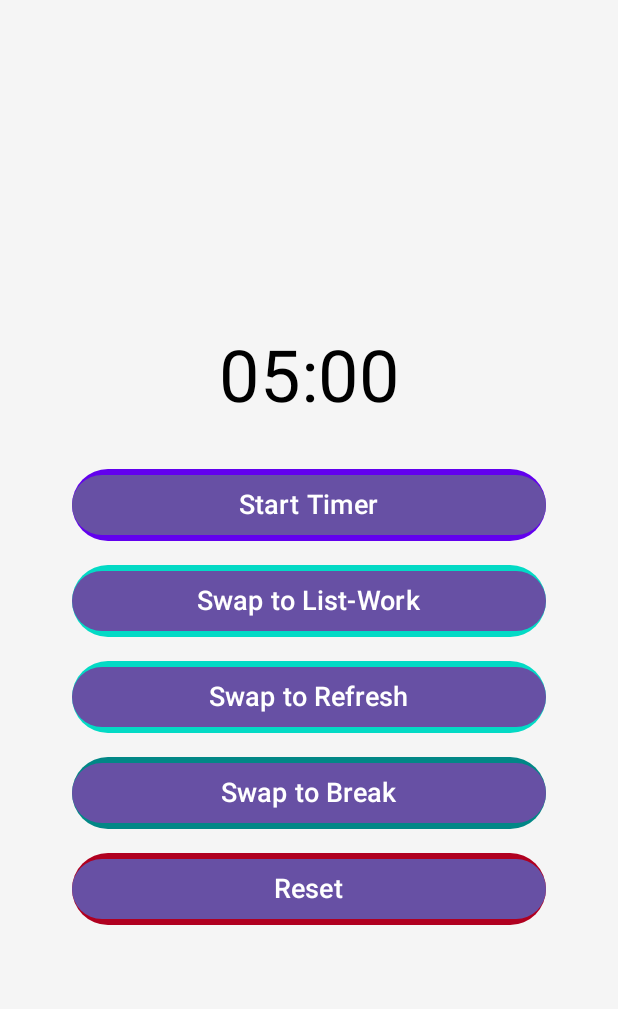
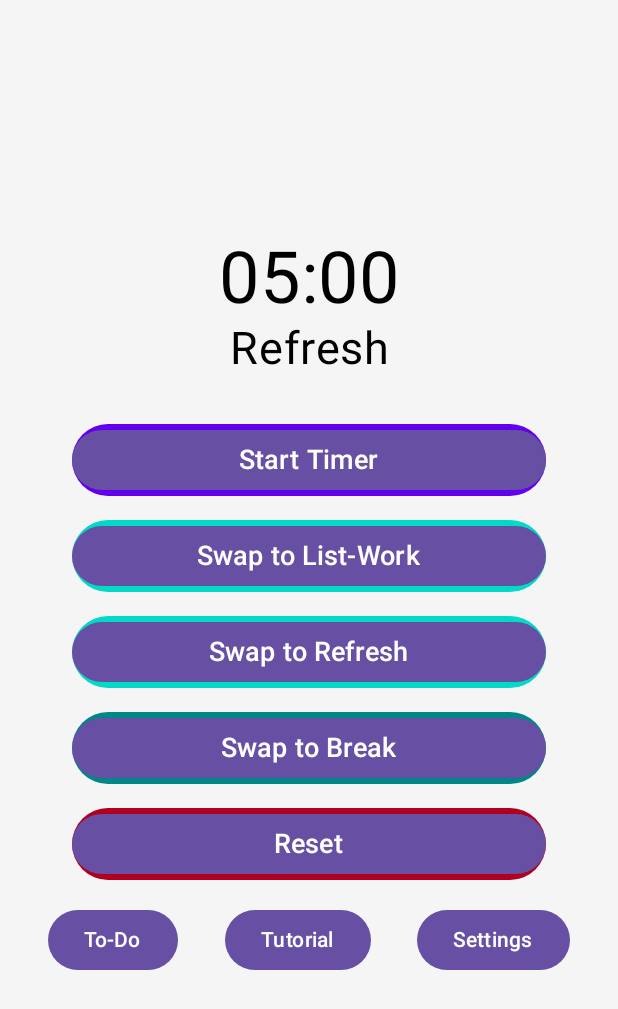
Before and after one commit to Achixadist/PDoroTimer, an Android app built with Jetpack Compose: the screen it shows after launch (MainActivity), after a tap on "Swap to Refresh", on a phone screen of 412 x 824 dp. Shown: the top 1009 px of the screen. Run offline under Robolectric (Android 15) with nearby library versions, the phone set to English and light mode, and no system bars; our stand-ins replace Room's generated code; 3 other taps on this screen came first.

Commit message:
Navigation added

```diff
--- a/app/build.gradle.kts
+++ b/app/build.gradle.kts
@@ -92,4 +92,6 @@ dependencies {
     // Debugging tools
     debugImplementation("androidx.compose.ui:ui-tooling")
     debugImplementation("androidx.compose.ui:ui-test-manifest")
+
+    implementation("androidx.navigation:navigation-compose:2.5.3")
 }
--- a/app/src/main/AndroidManifest.xml
+++ b/app/src/main/AndroidManifest.xml
@@ -1,6 +1,8 @@
 <?xml version="1.0" encoding="utf-8"?>
 <manifest xmlns:android="http://schemas.android.com/apk/res/android"
     xmlns:tools="http://schemas.android.com/tools">
+
+    <uses-permission android:name="android.permission.FOREGROUND_SERVICE" />
 
     <application
         android:allowBackup="true"
@@ -23,6 +25,8 @@
                 <category android:name="android.intent.category.LAUNCHER" />
             </intent-filter>
         </activity>
+
+        <service android:name=".timer.TimerService" />
     </application>
 
 </manifest>
--- a/app/src/main/java/com/example/timer2/MainActivity.kt
+++ b/app/src/main/java/com/example/timer2/MainActivity.kt
@@ -3,6 +3,7 @@ package com.example.timer2
 import android.os.Bundle
 import androidx.activity.ComponentActivity
 import androidx.activity.compose.setContent
+import com.example.timer2.ui.theme.Navigation
 import com.example.timer2.ui.theme.PomodoroTimerScreen
 import com.example.timer2.ui.theme.PomodoroTimerAppTheme
 
@@ -11,8 +12,20 @@ class MainActivity : ComponentActivity() {
         super.onCreate(savedInstanceState)
         setContent {
             PomodoroTimerAppTheme {
-                PomodoroTimerScreen()
+                Navigation()
             }
         }
     }
+
+    override fun onResume(){
+        super.onResume() }
+    override fun onPause(){
+        super.onPause() }
+    override fun onStop(){
+        super.onStop() }
+    override fun onDestroy(){
+        super.onDestroy() }
+    override fun onRestart(){
+        super.onRestart()
+    }
 }
--- a/app/src/main/java/com/example/timer2/timer/SetTimer.kt
+++ b/app/src/main/java/com/example/timer2/timer/AppTimer.kt
@@ -7,5 +7,6 @@ enum class TimerType{
     BREAK
 }
 
-class SetTimer (val duration: Long, val timerType: TimerType) {
+class SetTimer (val duration: Long, val timerType: TimerType, val timerName: String) {
+
 }
--- /dev/null
+++ b/app/src/main/java/com/example/timer2/timer/TimerService.kt
@@ -0,0 +1,4 @@
+package com.example.timer2.timer
+
+class TimerService {
+}
--- a/app/src/main/java/com/example/timer2/timer/TimerSettings.kt
+++ b/app/src/main/java/com/example/timer2/timer/TimerSettings.kt
@@ -2,7 +2,7 @@ package com.example.timer2.timer
 
 data class TimerSettings(
     val defaultTimer: Long = 25 * 60 * 1000, // 25 min
-    val currentTimer: Long =  60 * 1000, // * -> check DAO
+    val currentTimer: Long =  2 * 1000, // * -> check DAO
     val refreshTimer: Long = 5 * 60 * 1000, // 5 min
     val breakTimer: Long = 15 * 60 * 1000 // 5 min
 )
--- a/app/src/main/java/com/example/timer2/timer/TimerViewModel.kt
+++ b/app/src/main/java/com/example/timer2/timer/TimerViewModel.kt
@@ -1,9 +1,11 @@
 package com.example.timer2.timer
 
 import android.app.Application
+import android.util.Log
 import androidx.lifecycle.AndroidViewModel
 import androidx.lifecycle.viewModelScope
 import com.example.timer2.data.*
+import kotlinx.coroutines.Job
 import kotlinx.coroutines.delay
 import kotlinx.coroutines.flow.MutableStateFlow
 import kotlinx.coroutines.flow.StateFlow
@@ -25,6 +27,14 @@ class TimerViewModel(application: Application) : AndroidViewModel(application) {
     private val _isRunning = MutableStateFlow(false)
     val isRunning: StateFlow<Boolean> = _isRunning
 
+    private val _currentTimerType = MutableStateFlow(TimerType.DEFAULT)
+    val currentTimerType: StateFlow<TimerType> = _currentTimerType
+
+    private val _timerTime = MutableStateFlow(25 * 60 * 1000L)
+    val timerTime: StateFlow<Long> = _timerTime
+
+    private var timerJob: Job? = null
+
     init {
         val database = PomodoroDatabase.getDatabase(application)
         val sessionDao = database.pomodoroSessionDao()
@@ -37,66 +47,59 @@ class TimerViewModel(application: Application) : AndroidViewModel(application) {
     }
 
     // Setting Timers
-    private val defaultTimer = SetTimer(TimerSettings().defaultTimer, TimerType.DEFAULT)
-    private val workTimer = SetTimer(TimerSettings().currentTimer, TimerType.WORK)
-    private val refreshTimer = SetTimer(TimerSettings().refreshTimer, TimerType.REFRESH)
-    private val breakTimer = SetTimer(TimerSettings().breakTimer, TimerType.BREAK)
+    private val defaultTimer = SetTimer(TimerSettings().defaultTimer, TimerType.DEFAULT, "Default")
+    private val workTimer = SetTimer(TimerSettings().currentTimer, TimerType.WORK, "Work")
+    private val refreshTimer = SetTimer(TimerSettings().refreshTimer, TimerType.REFRESH, "Refresh")
+    private val breakTimer = SetTimer(TimerSettings().breakTimer, TimerType.BREAK, "Break")
 
-    private var activeTimer: SetTimer = defaultTimer
+    var activeTimer: SetTimer = defaultTimer
 
     // Function to start the timer with the specified duration
     private fun start(duration: Long, onFinish: () -> Unit) {
 
         _isRunning.value = true
 
-        viewModelScope.launch {
+        timerJob = viewModelScope.launch {
             val endTime = System.currentTimeMillis() + _timeLeft.value
             while (System.currentTimeMillis() < endTime && _isRunning.value) {
                 _timeLeft.value = endTime - System.currentTimeMillis()
                 delay(100) // Update every 100ms for smoother countdown
+                Log.d("TimerViewModel", "Test1")
             }
             if (_timeLeft.value <= 0L) {
+                Log.d("TimerViewModel", "Test2")
                 _isRunning.value = false
                 onFinish()
             }
         }
     }
 
-    private fun stop(){
-        _isRunning.value = false
-    }
-
     fun startTimer() {
         start(activeTimer.duration) {
-            // Actions when Pomodoro timer finishes
+            Log.d("TimerViewModel", "Test3")
         }
     }
 
     fun pauseTimer() {
         _isRunning.value = false // Pauses the timer
+        timerJob?.cancel()
     }
 
-    fun swapToWork() {
-        activeTimer = workTimer
+    fun swapTo(timerType: TimerType){
+        activeTimer = when (timerType){
+            TimerType.DEFAULT -> defaultTimer
+            TimerType.WORK -> workTimer
+            TimerType.REFRESH -> refreshTimer
+            TimerType.BREAK -> breakTimer
+        }
         resetTimer()
-    }
-
-    fun swapToRefresh(){
-        activeTimer = refreshTimer
-        resetTimer()
-    }
-
-    fun swapToBreak(){
-        activeTimer = breakTimer
-        resetTimer()
+        _timerTime.value = activeTimer.duration
     }
 
     fun resetTimer() {
-        stop()
+        pauseTimer()
         _timeLeft.value = activeTimer.duration
     }
-
-
 
     // To-Do Methods
     fun insertToDoItem(toDoItem: ToDoItem) {
--- /dev/null
+++ b/app/src/main/java/com/example/timer2/ui/theme/Navigation.kt
@@ -0,0 +1,32 @@
+package com.example.timer2.ui.theme
+
+import androidx.compose.runtime.Composable
+import androidx.navigation.compose.NavHost
+import androidx.navigation.compose.composable
+import androidx.navigation.compose.rememberNavController
+
+sealed class Screen(val route: String) {
+    object Timer : Screen("timer")
+    object TodoList : Screen("list")
+    object Tutorial : Screen("tutorial")
+    object Settings : Screen("settings")
+}
+
+@Composable
+fun Navigation() {
+    val navController = rememberNavController()
+    NavHost(navController = navController, startDestination = Screen.Timer.route) {
+        composable(Screen.Timer.route) {
+            PomodoroTimerScreen(navController)
+        }
+        composable(Screen.TodoList.route) {
+            TodoListScreen(navController)
+        }
+        composable(Screen.Tutorial.route) {
+            TutorialScreen(navController)
+        }
+        composable(Screen.Settings.route) {
+            SettingsScreen(navController)
+        }
+    }
+}
--- a/app/src/main/java/com/example/timer2/ui/theme/PomodoroTimerScreen.kt
+++ b/app/src/main/java/com/example/timer2/ui/theme/TimerScreen.kt
@@ -16,10 +16,13 @@ import androidx.compose.ui.text.style.TextAlign
 import androidx.compose.ui.unit.dp
 import androidx.compose.ui.unit.sp
 import androidx.lifecycle.viewmodel.compose.viewModel
+import androidx.navigation.NavController
+import com.example.timer2.timer.TimerType
 import com.example.timer2.timer.TimerViewModel
 
 @Composable
 fun PomodoroTimerScreen(
+    navController: NavController,
     viewModel: TimerViewModel = viewModel()
 ) {
     // Observing state from ViewModel
@@ -29,6 +32,10 @@ fun PomodoroTimerScreen(
     val minutes = (timeLeftInMillis / 1000) / 60
     val seconds = (timeLeftInMillis / 1000) % 60
     val timeFormatted = String.format("%02d:%02d", minutes, seconds)
+
+    val fullMinutes = (viewModel.activeTimer.duration / 1000) / 60
+    val fullSeconds = (viewModel.activeTimer.duration / 1000) % 60
+    val fullTimerFormatted = String.format("%02d:%02d", fullMinutes, fullSeconds)
 
     Surface(
         modifier = Modifier.fillMaxSize(),
@@ -46,10 +53,20 @@ fun PomodoroTimerScreen(
                 fontSize = 48.sp,
                 color = Color.Black,
                 textAlign = TextAlign.Center,
-                modifier = Modifier.padding(16.dp)
+                modifier = Modifier.padding(0.dp)
             )
 
-            Spacer(modifier = Modifier.height(16.dp))
+
+            Text(
+                text = if (isTimerRunning) "${viewModel.activeTimer.timerName + " " + fullTimerFormatted}"
+                else viewModel.activeTimer.timerName,
+                fontSize = 30.sp,
+                color = Color.Black,
+                textAlign = TextAlign.Center,
+                modifier = Modifier.padding(0.dp)
+            )
+
+            Spacer(modifier = Modifier.height(32.dp))
 
             Button(
                 onClick = {
@@ -72,7 +89,7 @@ fun PomodoroTimerScreen(
 
             Button(
                 onClick = {
-                    viewModel.swapToWork() // Calls the start method for Short Break
+                    viewModel.swapTo(TimerType.WORK) // Calls the start method for Short Break
                 },
                 modifier = Modifier
                     .fillMaxWidth()
@@ -90,7 +107,7 @@ fun PomodoroTimerScreen(
 
             Button(
                 onClick = {
-                    viewModel.swapToRefresh() // Calls the start method for Short Break
+                    viewModel.swapTo(TimerType.REFRESH) // Calls the start method for Short Break
                 },
                 modifier = Modifier
                     .fillMaxWidth()
@@ -108,7 +125,7 @@ fun PomodoroTimerScreen(
 
             Button(
                 onClick = {
-                    viewModel.swapToBreak() // Calls the start method for Long Break
+                    viewModel.swapTo(TimerType.BREAK) // Calls the start method for Long Break
                 },
                 modifier = Modifier
                     .fillMaxWidth()
@@ -137,6 +154,24 @@ fun PomodoroTimerScreen(
                     color = Color.White
                 )
             }
+
+
+            //NAVIGATION
+            Row(
+                modifier = Modifier.fillMaxWidth().padding(16.dp),
+                horizontalArrangement = Arrangement.SpaceBetween
+            ) {
+                Button(onClick = { navController.navigate(Screen.TodoList.route) }) {
+                    Text("To-Do")
+                }
+                Button(onClick = { navController.navigate(Screen.Tutorial.route) }) {
+                    Text("Tutorial")
+                }
+                Button(onClick = { navController.navigate(Screen.Settings.route) }) {
+                    Text("Settings")
+                }
+            }
+
         }
     }
 }
--- a/gradle/libs.versions.toml
+++ b/gradle/libs.versions.toml
@@ -1,5 +1,5 @@
 [versions]
-agp = "8.3.1"
+agp = "8.3.2"
 kotlin = "1.9.0"
 coreKtx = "1.13.1"
 junit = "4.13.2"
```
Also changed, not shown: app/src/main/java/com/example/timer2/ui/theme/SettingsScreen.kt (added, +39 -0 lines), app/src/main/java/com/example/timer2/ui/theme/ToDoListScreen.kt (added, +52 -0 lines), app/src/main/java/com/example/timer2/ui/theme/TutorialScreen.kt (added, +39 -0 lines).
